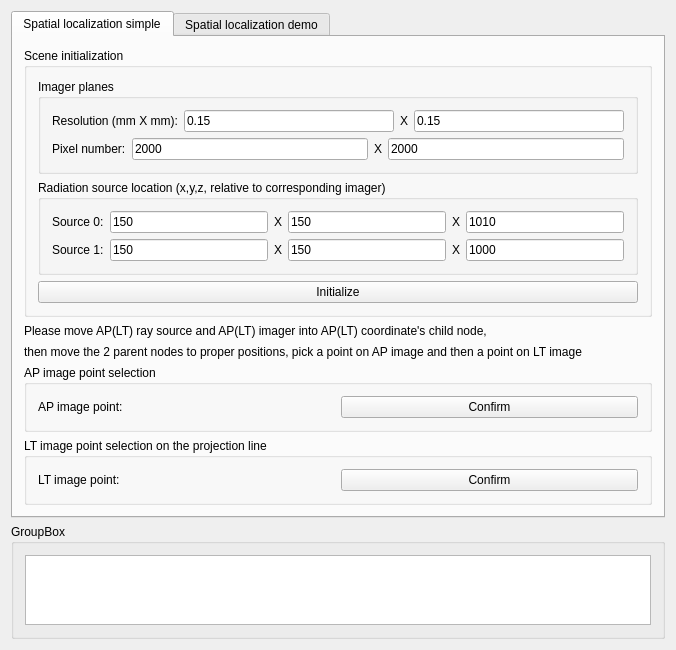
Above: Plugins/org.mitk.lancet.spinecarmregistration/src/internal/SpineCArmRegistrationControls.ui from zhaomengxiao/LancetMITK-Adition before the change. Below: the same form after it.
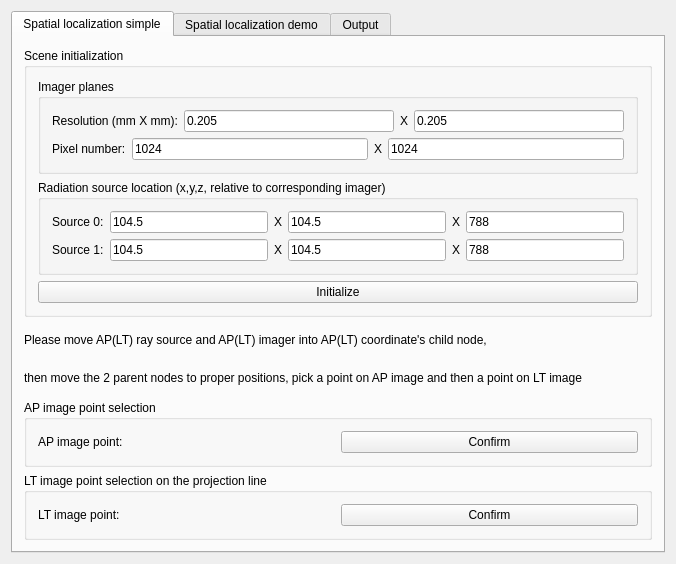
That is the form after the change. The open tabs and pages were chosen to show the change. Custom widgets are drawn as their Qt base class.

```diff
--- a/Plugins/org.mitk.lancet.spinecarmregistration/src/internal/SpineCArmRegistrationControls.ui
+++ b/Plugins/org.mitk.lancet.spinecarmregistration/src/internal/SpineCArmRegistrationControls.ui
@@ -29,8 +29,8 @@
       <attribute name="title">
        <string>Spatial localization simple</string>
       </attribute>
-      <layout class="QVBoxLayout" name="verticalLayout">
-       <item>
+      <layout class="QGridLayout" name="gridLayout">
+       <item row="0" column="0">
         <widget class="QGroupBox" name="groupBox_2">
          <property name="title">
           <string>Scene initialization</string>
@@ -54,7 +54,7 @@
                <item>
                 <widget class="QLineEdit" name="lineEdit_planeResolutionX">
                  <property name="text">
-                  <string>0.15</string>
+                  <string>0.205</string>
                  </property>
                 </widget>
                </item>
@@ -68,7 +68,7 @@
                <item>
                 <widget class="QLineEdit" name="lineEdit_planeResolutionY">
                  <property name="text">
-                  <string>0.15</string>
+                  <string>0.205</string>
                  </property>
                 </widget>
                </item>
@@ -86,7 +86,7 @@
                <item>
                 <widget class="QLineEdit" name="lineEdit_planePixNumX">
                  <property name="text">
-                  <string>2000</string>
+                  <string>1024</string>
                  </property>
                 </widget>
                </item>
@@ -100,7 +100,7 @@
                <item>
                 <widget class="QLineEdit" name="lineEdit_planePixNumY">
                  <property name="text">
-                  <string>2000</string>
+                  <string>1024</string>
                  </property>
                 </widget>
                </item>
@@ -134,7 +134,7 @@
                <item>
                 <widget class="QLineEdit" name="lineEdit_planeSourceX_0">
                  <property name="text">
-                  <string>150</string>
+                  <string>104.5</string>
                  </property>
                 </widget>
                </item>
@@ -148,7 +148,7 @@
                <item>
                 <widget class="QLineEdit" name="lineEdit_planeSourceY_0">
                  <property name="text">
-                  <string>150</string>
+                  <string>104.5</string>
                  </property>
                 </widget>
                </item>
@@ -162,7 +162,7 @@
                <item>
                 <widget class="QLineEdit" name="lineEdit_planeSourceZ_0">
                  <property name="text">
-                  <string>1010</string>
+                  <string>788</string>
                  </property>
                 </widget>
                </item>
@@ -180,7 +180,7 @@
                <item>
                 <widget class="QLineEdit" name="lineEdit_planeSourceX_1">
                  <property name="text">
-                  <string>150</string>
+                  <string>104.5</string>
                  </property>
                 </widget>
                </item>
@@ -194,7 +194,7 @@
                <item>
                 <widget class="QLineEdit" name="lineEdit_planeSourceY_1">
                  <property name="text">
-                  <string>150</string>
+                  <string>104.5</string>
                  </property>
                 </widget>
                </item>
@@ -208,7 +208,7 @@
                <item>
                 <widget class="QLineEdit" name="lineEdit_planeSourceZ_1">
                  <property name="text">
-                  <string>1000</string>
+                  <string>788</string>
                  </property>
                 </widget>
                </item>
@@ -220,21 +220,21 @@
          </layout>
         </widget>
        </item>
-       <item>
+       <item row="1" column="0">
         <widget class="QLabel" name="label_13">
          <property name="text">
           <string>Please move AP(LT) ray source and AP(LT) imager into AP(LT) coordinate's child node,</string>
          </property>
         </widget>
        </item>
-       <item>
+       <item row="2" column="0">
         <widget class="QLabel" name="label_14">
          <property name="text">
           <string>then move the 2 parent nodes to proper positions, pick a point on AP image and then a point on LT image</string>
          </property>
         </widget>
        </item>
-       <item>
+       <item row="3" column="0">
         <widget class="QGroupBox" name="groupBox_5">
          <property name="title">
           <string>AP image point selection</string>
@@ -268,7 +268,7 @@
          </layout>
         </widget>
        </item>
-       <item>
+       <item row="4" column="0">
         <widget class="QGroupBox" name="groupBox_6">
          <property name="title">
           <string>LT image point selection on the projection line</string>
@@ -602,18 +602,16 @@
        </item>
       </layout>
      </widget>
-    </widget>
-   </item>
-   <item>
-    <widget class="QGroupBox" name="groupBox">
-     <property name="title">
-      <string>GroupBox</string>
-     </property>
-     <layout class="QGridLayout" name="gridLayout">
-      <item row="0" column="0">
-       <widget class="QTextBrowser" name="textBrowser"/>
-      </item>
-     </layout>
+     <widget class="QWidget" name="tab_3">
+      <attribute name="title">
+       <string>Output</string>
+      </attribute>
+      <layout class="QGridLayout" name="gridLayout_10">
+       <item row="0" column="0">
+        <widget class="QTextBrowser" name="textBrowser"/>
+       </item>
+      </layout>
+     </widget>
     </widget>
    </item>
   </layout>
```
Left out of the diff: 2 changed lines with no effect on the pictures.
